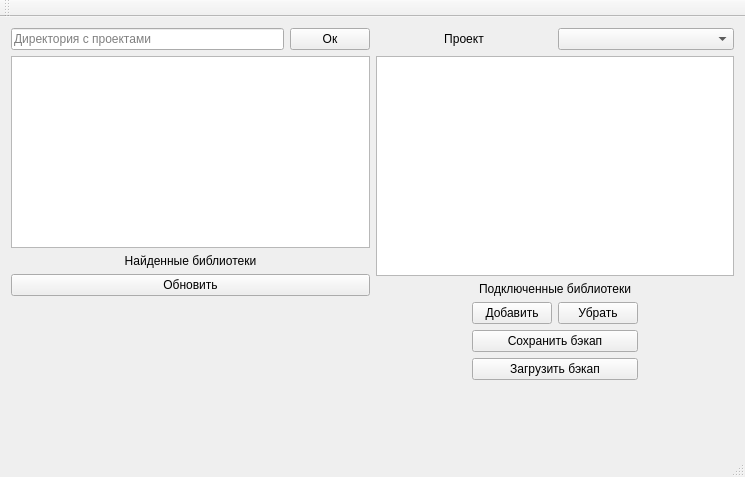
Qt form src/gui/mainwindow.ui (VinTRiZz/ProjectUtility) before a commit.
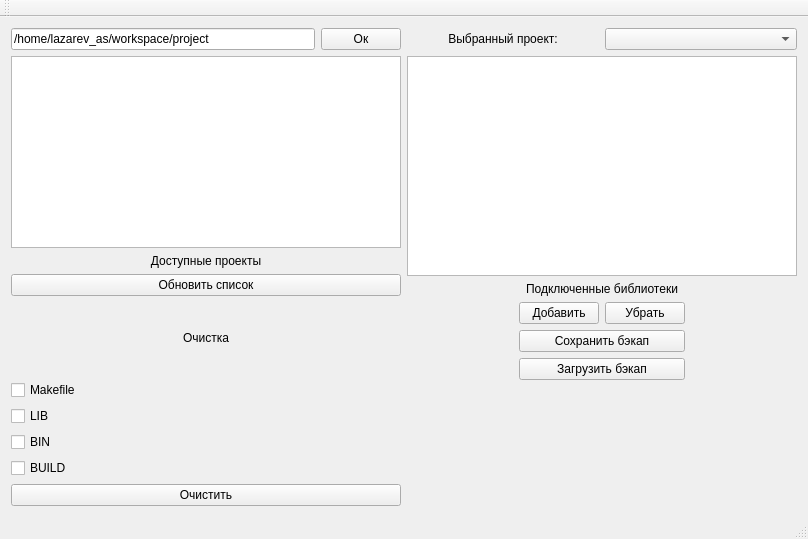
The same form after that commit.

Commit message: Safe clean completed

```diff
--- a/src/gui/mainwindow.ui
+++ b/src/gui/mainwindow.ui
@@ -6,8 +6,8 @@
    <rect>
     <x>0</x>
     <y>0</y>
-    <width>745</width>
-    <height>477</height>
+    <width>808</width>
+    <height>539</height>
    </rect>
   </property>
   <property name="windowTitle">
@@ -18,7 +18,10 @@
     <item row="0" column="0">
      <layout class="QHBoxLayout" name="horizontalLayout_3">
       <item>
-       <widget class="QLineEdit" name="lineEdit">
+       <widget class="QLineEdit" name="basePath_lineEdit">
+        <property name="text">
+         <string>/home/lazarev_as/workspace/project</string>
+        </property>
         <property name="placeholderText">
          <string>Директория с проектами</string>
         </property>
@@ -38,7 +41,7 @@
       <item>
        <widget class="QLabel" name="label">
         <property name="text">
-         <string>Проект</string>
+         <string>Выбранный проект:</string>
         </property>
         <property name="alignment">
          <set>Qt::AlignCenter</set>
@@ -58,7 +61,7 @@
       <item>
        <widget class="QLabel" name="label_3">
         <property name="text">
-         <string>Найденные библиотеки</string>
+         <string>Доступные проекты</string>
         </property>
         <property name="alignment">
          <set>Qt::AlignCenter</set>
@@ -68,7 +71,7 @@
       <item>
        <widget class="QPushButton" name="update_pushButton">
         <property name="text">
-         <string>Обновить</string>
+         <string>Обновить список</string>
         </property>
        </widget>
       </item>
@@ -91,6 +94,67 @@
       </item>
      </layout>
     </item>
+    <item row="2" column="0">
+     <layout class="QVBoxLayout" name="verticalLayout_3">
+      <item>
+       <widget class="QLabel" name="label_4">
+        <property name="text">
+         <string>Очистка</string>
+        </property>
+        <property name="alignment">
+         <set>Qt::AlignCenter</set>
+        </property>
+       </widget>
+      </item>
+      <item>
+       <widget class="QCheckBox" name="makeFiles_checkBox">
+        <property name="focusPolicy">
+         <enum>Qt::NoFocus</enum>
+        </property>
+        <property name="text">
+         <string>Makefile</string>
+        </property>
+       </widget>
+      </item>
+      <item>
+       <widget class="QCheckBox" name="lib_checkBox">
+        <property name="focusPolicy">
+         <enum>Qt::NoFocus</enum>
+        </property>
+        <property name="text">
+         <string>LIB</string>
+        </property>
+       </widget>
+      </item>
+      <item>
+       <widget class="QCheckBox" name="bin_checkBox">
+        <property name="focusPolicy">
+         <enum>Qt::NoFocus</enum>
+        </property>
+        <property name="text">
+         <string>BIN</string>
+        </property>
+       </widget>
+      </item>
+      <item>
+       <widget class="QCheckBox" name="build_checkBox">
+        <property name="focusPolicy">
+         <enum>Qt::NoFocus</enum>
+        </property>
+        <property name="text">
+         <string>BUILD</string>
+        </property>
+       </widget>
+      </item>
+      <item>
+       <widget class="QPushButton" name="clean_pushButton">
+        <property name="text">
+         <string>Очистить</string>
+        </property>
+       </widget>
+      </item>
+     </layout>
+    </item>
     <item row="2" column="1">
      <layout class="QGridLayout" name="gridLayout">
       <item row="1" column="1">
```
Left out of the diff: 4 changed lines with no effect on the pictures. The commit also changes 19 other files.
